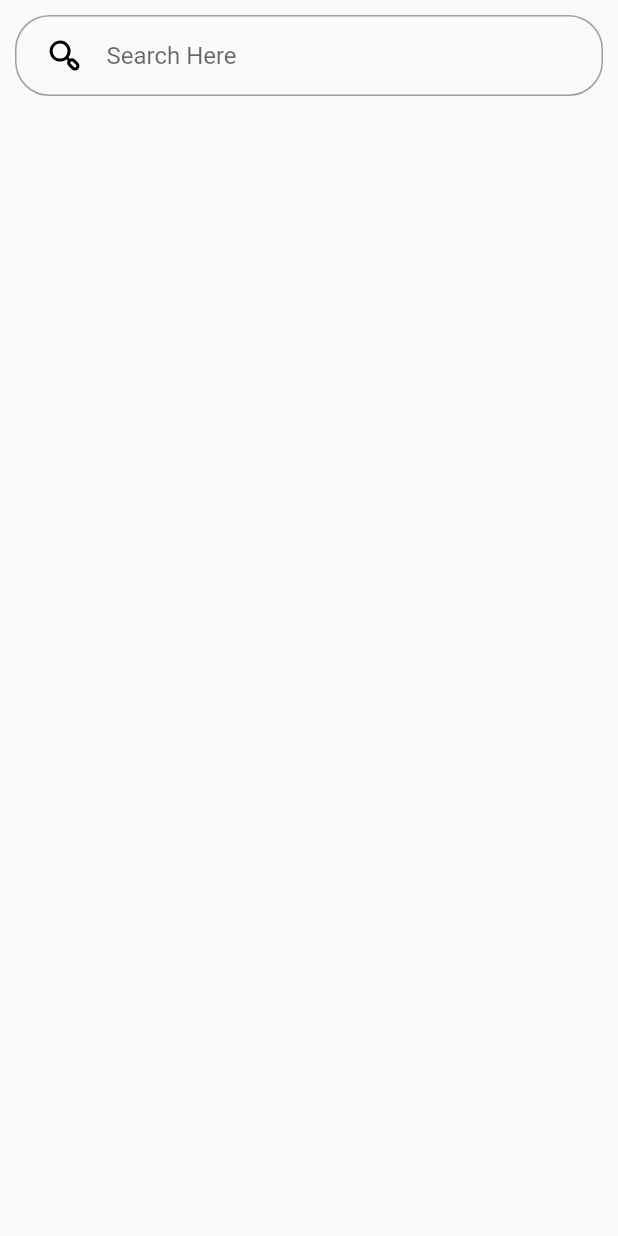
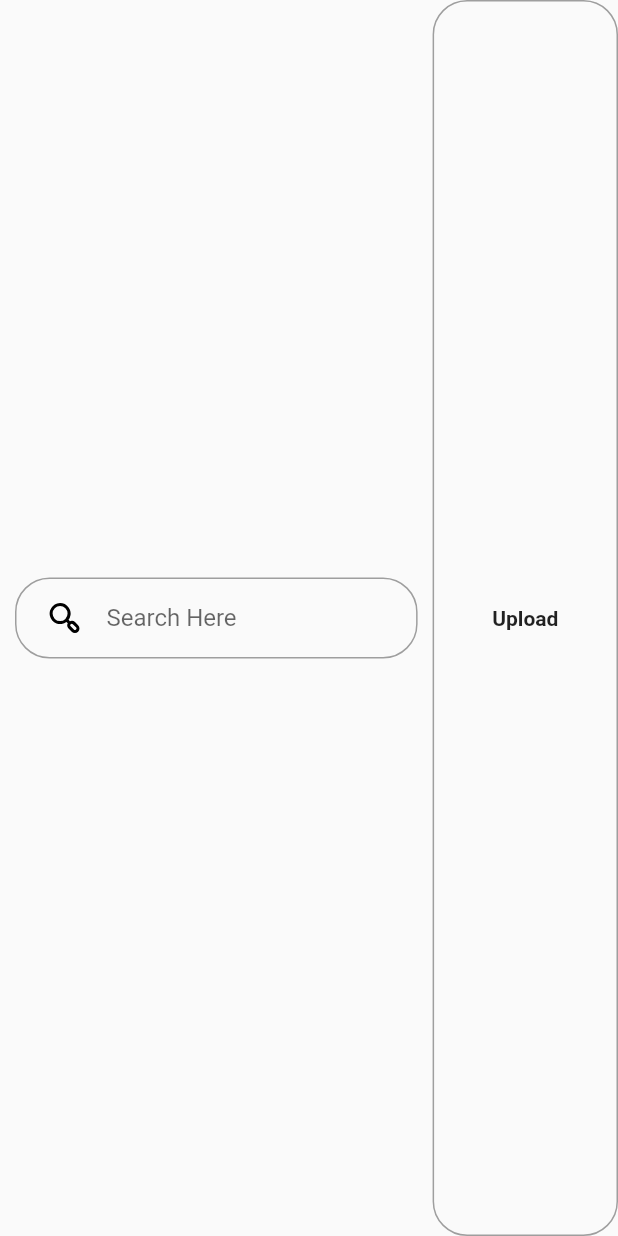
Before and after one commit to SamuelPyang/fullprojectflutter, a Flutter app: the SearchBox widget shown alone on an empty page, opened directly, on a phone screen of 412 x 824 dp. Run offline on Flutter 3.47's test engine with Material 2 defaults, Android fonts, the phone set to English and light mode, and no system bars; our stand-ins replace cached_network_image, carousel_slider, cloud_firestore, firebase_auth, firebase_core, firebase_storage and 5 more; accounts and stored records are empty; network calls fail.

Commit message:
upload product

```diff
--- a/lib/components/productlist.dart
+++ b/lib/components/productlist.dart
@@ -160,7 +160,7 @@ class _ProductListState extends State<ProductList> {
                 physics: const ScrollPhysics(),
                 shrinkWrap: true,
                 // itemCount: snapshots.data?.docs.length,
-                itemCount: 4,
+                itemCount: 5,
                 gridDelegate: const SliverGridDelegateWithFixedCrossAxisCount(
                   crossAxisCount: 2,
                   childAspectRatio:
--- a/lib/screen/search_box.dart
+++ b/lib/screen/search_box.dart
@@ -1,5 +1,6 @@
 import 'package:flutter/material.dart';
 import 'package:flutter_svg/svg.dart';
+import 'package:foodflutter/components/upload_product.dart';
 
 class SearchBox extends StatefulWidget {
   const SearchBox({super.key});
@@ -11,24 +12,53 @@ class SearchBox extends StatefulWidget {
 class _SearchBoxState extends State<SearchBox> {
   @override
   Widget build(BuildContext context) {
-    return Container(
-
+    return Row(
+      children: [
+        Expanded(
+          flex: 7,
+          child: Container(
             decoration: BoxDecoration(
                 borderRadius: BorderRadius.circular(23),
-      border: Border.all(color: Colors.grey)
-     ),
+                border: Border.all(color: Colors.grey)),
             margin: const EdgeInsets.all(10),
             padding: const EdgeInsets.symmetric(horizontal: 20, vertical: 2),
             child: TextField(
-        onChanged: (val){
-
-        },
+              onChanged: (val) {},
               decoration: InputDecoration(
                   border: InputBorder.none,
                   icon: SvgPicture.asset("assets/icon/research.svg"),
-          hintText: "Search Here"
+                  hintText: "Search Here"),
             ),
           ),
+        ),
+        Expanded(
+            flex: 3,
+            child: InkWell(
+              onTap: () {
+                Navigator.of(context).push(MaterialPageRoute(builder: (cxt) {
+                  return const UploadProduct();
+                }));
+              },
+              child: Container(
+                decoration: BoxDecoration(
+                    borderRadius: BorderRadius.circular(23),
+                    border: Border.all(color: Colors.grey)),
+                child: Padding(
+                  padding:
+                      const EdgeInsets.symmetric(horizontal: 20, vertical: 16),
+                  child: Center(
+                    child: Text(
+                      'Upload',
+                      style: Theme.of(context)
+                          .textTheme
+                          .bodyMedium!
+                          .copyWith(fontWeight: FontWeight.bold),
+                    ),
+                  ),
+                ),
+              ),
+            ))
+      ],
     );
   }
 }
--- a/pubspec.yaml
+++ b/pubspec.yaml
@@ -48,6 +48,8 @@ dependencies:
   location: ^4.3.0
   cached_network_image: ^3.2.3
   flutter_launcher_icons: "^0.12.0"
+  uuid: ^3.0.7
+  image_picker: ^0.8.8
 
 dev_dependencies:
   flutter_test:
```
Also changed, not shown: lib/bloc/bloc_event.dart (+9 -9 lines), lib/components/upload_product.dart (added, +202 -0 lines), pubspec.lock, 5 other files. Lines whose indentation alone changed are shown as unchanged.
